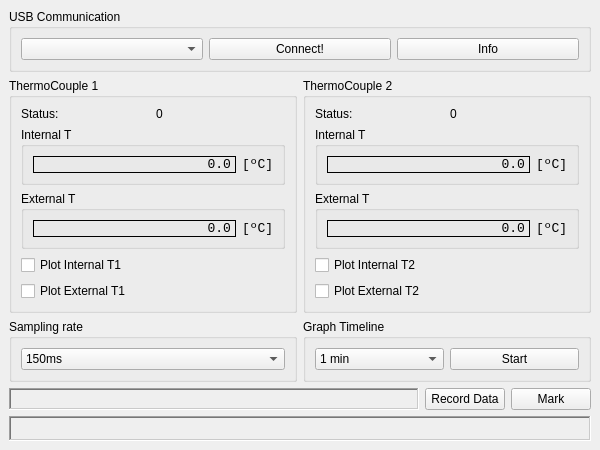
First picture: the form in Python/RO_v01/gui_app.ui, repository makingdevices/OpenReflowPlate, before the edit.
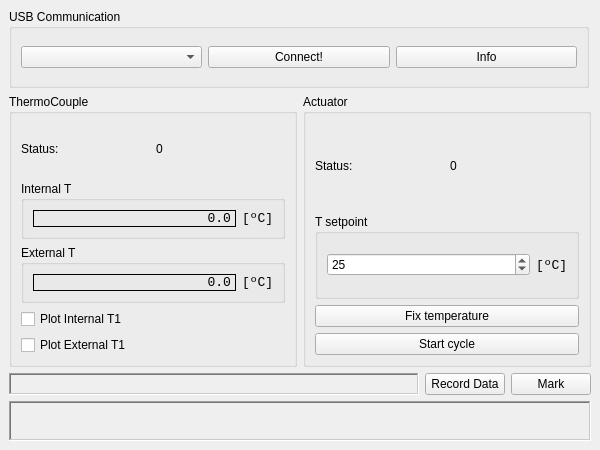
Second picture: the form after the edit.

```diff
--- a/Python/RO_v01/gui_app.ui
+++ b/Python/RO_v01/gui_app.ui
@@ -49,6 +49,12 @@
      <layout class="QVBoxLayout" name="verticalLayout_3">
       <item>
        <widget class="QGroupBox" name="groupBox_3">
+        <property name="maximumSize">
+         <size>
+          <width>580</width>
+          <height>79</height>
+         </size>
+        </property>
         <property name="title">
          <string>USB Communication</string>
         </property>
@@ -82,7 +88,7 @@
         <item>
          <widget class="QGroupBox" name="groupBox">
           <property name="title">
-           <string>ThermoCouple 1</string>
+           <string>ThermoCouple</string>
           </property>
           <layout class="QGridLayout" name="gridLayout">
            <item row="0" column="0">
@@ -251,7 +257,7 @@
         <item>
          <widget class="QGroupBox" name="groupBox_2">
           <property name="title">
-           <string>ThermoCouple 2</string>
+           <string>Actuator</string>
           </property>
           <layout class="QGridLayout" name="gridLayout_2">
            <item row="0" column="0">
@@ -277,34 +283,18 @@
              <item>
               <widget class="QGroupBox" name="horizontalGroupBox_10">
                <property name="title">
-                <string>Internal T</string>
+                <string>T setpoint</string>
                </property>
                <layout class="QHBoxLayout" name="horizontalLayout_39">
                 <item>
                  <layout class="QHBoxLayout" name="horizontalLayout_40">
                   <item>
-                   <widget class="QLabel" name="tc2_int_temperature">
-                    <property name="minimumSize">
-                     <size>
-                      <width>38</width>
-                      <height>0</height>
-                     </size>
+                   <widget class="QSpinBox" name="SB_setpoint">
+                    <property name="maximum">
+                     <number>300</number>
                     </property>
-                    <property name="font">
-                     <font>
-                      <family>Consolas</family>
-                      <pointsize>10</pointsize>
-                      <stylestrategy>PreferAntialias</stylestrategy>
-                     </font>
-                    </property>
-                    <property name="frameShape">
-                     <enum>QFrame::Box</enum>
-                    </property>
-                    <property name="text">
-                     <string>0.0</string>
-                    </property>
-                    <property name="alignment">
-                     <set>Qt::AlignRight|Qt::AlignTrailing|Qt::AlignVCenter</set>
+                    <property name="value">
+                     <number>25</number>
                     </property>
                    </widget>
                   </item>
@@ -337,215 +327,22 @@
               </widget>
              </item>
              <item>
-              <widget class="QGroupBox" name="horizontalGroupBox_11">
-               <property name="title">
-                <string>External T</string>
-               </property>
-               <layout class="QHBoxLayout" name="horizontalLayout_41">
-                <item>
-                 <layout class="QHBoxLayout" name="horizontalLayout_42">
-                  <item>
-                   <widget class="QLabel" name="tc2_ext_temperature">
-                    <property name="minimumSize">
-                     <size>
-                      <width>38</width>
-                      <height>0</height>
-                     </size>
-                    </property>
-                    <property name="font">
-                     <font>
-                      <family>Consolas</family>
-                      <pointsize>10</pointsize>
-                      <stylestrategy>PreferAntialias</stylestrategy>
-                     </font>
-                    </property>
-                    <property name="frameShape">
-                     <enum>QFrame::Box</enum>
-                    </property>
-                    <property name="text">
-                     <string>0.0</string>
-                    </property>
-                    <property name="alignment">
-                     <set>Qt::AlignRight|Qt::AlignTrailing|Qt::AlignVCenter</set>
-                    </property>
-                   </widget>
-                  </item>
-                  <item>
-                   <widget class="QLabel" name="label_22">
-                    <property name="maximumSize">
-                     <size>
-                      <width>31</width>
-                      <height>16777215</height>
-                     </size>
-                    </property>
-                    <property name="font">
-                     <font>
-                      <family>Consolas</family>
-                      <pointsize>10</pointsize>
-                      <stylestrategy>PreferAntialias</stylestrategy>
-                     </font>
-                    </property>
-                    <property name="text">
-                     <string>[ºC]</string>
-                    </property>
-                    <property name="alignment">
-                     <set>Qt::AlignLeading|Qt::AlignLeft|Qt::AlignVCenter</set>
-                    </property>
-                   </widget>
-                  </item>
-                 </layout>
-                </item>
-               </layout>
-              </widget>
-             </item>
-             <item>
-              <widget class="QCheckBox" name="tc1_graph_2">
-               <property name="text">
-                <string>Plot Internal T2</string>
-               </property>
-              </widget>
-             </item>
-             <item>
-              <widget class="QCheckBox" name="tc1_graph_3">
-               <property name="text">
-                <string>Plot External T2</string>
-               </property>
-              </widget>
-             </item>
-            </layout>
-           </item>
-          </layout>
-         </widget>
-        </item>
-       </layout>
-      </item>
-      <item>
-       <layout class="QHBoxLayout" name="horizontalLayout_3">
-        <item>
-         <widget class="QGroupBox" name="horizontalGroupBox_12">
-          <property name="title">
-           <string>Sampling rate</string>
-          </property>
-          <layout class="QHBoxLayout" name="horizontalLayout_43">
-           <item>
-            <layout class="QHBoxLayout" name="horizontalLayout_44">
-             <item>
-              <widget class="QComboBox" name="tc1_sampling_rate">
+              <layout class="QVBoxLayout" name="verticalLayout_4">
                <item>
-                <property name="text">
-                 <string>150ms</string>
-                </property>
+                <widget class="QPushButton" name="pb_fixsetpoint">
+                 <property name="text">
+                  <string>Fix temperature</string>
+                 </property>
+                </widget>
                </item>
                <item>
-                <property name="text">
-                 <string>250ms</string>
-                </property>
+                <widget class="QPushButton" name="pb_start_cycle">
+                 <property name="text">
+                  <string>Start cycle</string>
+                 </property>
+                </widget>
                </item>
-               <item>
-                <property name="text">
-                 <string>500ms</string>
-                </property>
-               </item>
-               <item>
-                <property name="text">
-                 <string>1s</string>
-                </property>
-               </item>
-               <item>
-                <property name="text">
-                 <string>5s</string>
-                </property>
-               </item>
-               <item>
-                <property name="text">
-                 <string>10s</string>
-                </property>
-               </item>
-               <item>
-                <property name="text">
-                 <string>1 min</string>
-                </property>
-               </item>
-               <item>
-                <property name="text">
-                 <string>2 min</string>
-                </property>
-               </item>
-               <item>
-                <property name="text">
-                 <string>3 min</string>
-                </property>
-               </item>
-               <item>
-                <property name="text">
-                 <string>5 min</string>
-                </property>
-               </item>
-               <item>
-                <property name="text">
-                 <string>10 min</string>
-                </property>
-               </item>
-               <item>
-                <property name="text">
-                 <string>15 min</string>
-                </property>
-               </item>
-              </widget>
-             </item>
-            </layout>
-           </item>
-          </layout>
-         </widget>
-        </item>
-        <item>
-         <widget class="QGroupBox" name="horizontalGroupBox_13">
-          <property name="title">
-           <string>Graph Timeline</string>
-          </property>
-          <layout class="QHBoxLayout" name="horizontalLayout_45">
-           <item>
-            <layout class="QHBoxLayout" name="horizontalLayout_46">
-             <item>
-              <widget class="QComboBox" name="tc1_sampling_rate_2">
-               <item>
-                <property name="text">
-                 <string>1 min</string>
-                </property>
-               </item>
-               <item>
-                <property name="text">
-                 <string>5 min</string>
-                </property>
-               </item>
-               <item>
-                <property name="text">
-                 <string>30 min</string>
-                </property>
-               </item>
-               <item>
-                <property name="text">
-                 <string>1 hour</string>
-                </property>
-               </item>
-               <item>
-                <property name="text">
-                 <string>5 hour</string>
-                </property>
-               </item>
-               <item>
-                <property name="text">
-                 <string>Complete</string>
-                </property>
-               </item>
-              </widget>
-             </item>
-             <item>
-              <widget class="QPushButton" name="graph_start">
-               <property name="text">
-                <string>Start</string>
-               </property>
-              </widget>
+              </layout>
              </item>
             </layout>
            </item>
```
